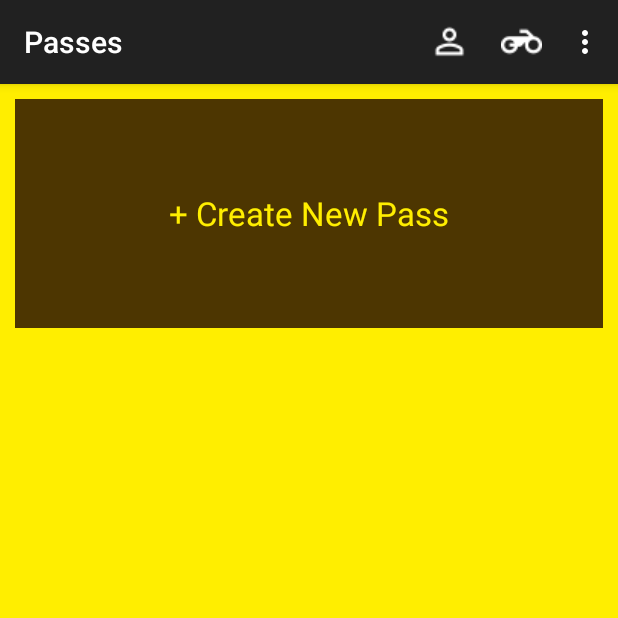
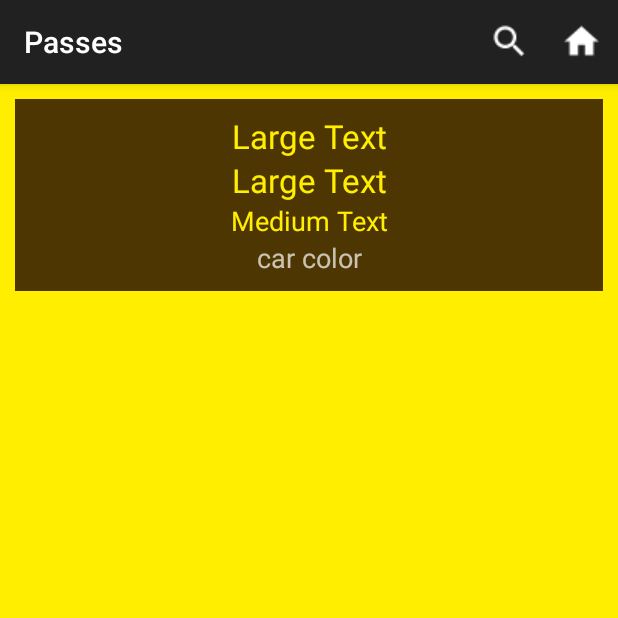
Before and after one commit to tyandjel/RowanParkingPassApp, an Android app: the PassesActivity screen opened directly, with no data from a screen before it, on a phone screen of 412 x 824 dp, the top half of it. Run offline under Robolectric (Android 15) with nearby library versions, the phone set to English and light mode, and no system bars; 8 statements that could not run were skipped.

Commit message:
Added some layouts and changes to the Pass Adapter and home page menu to allow parking people to search through passes (need to add call to server to get needed information and things).

```diff
--- a/RowanParkingPassApp/app/src/main/java/com/example/android/rowanparkingpass/Activities/BaseActivity.java
+++ b/RowanParkingPassApp/app/src/main/java/com/example/android/rowanparkingpass/Activities/BaseActivity.java
@@ -20,7 +20,8 @@ public abstract class BaseActivity extends AppCompatActivity {
         CREATE_VEHICLE,
         CREATE_DRIVER,
         SETTINGS,
-        LOGIN
+        LOGIN,
+        PASS_SEARCH
     }
 
     public static final String TAG = "tag";
--- a/RowanParkingPassApp/app/src/main/java/com/example/android/rowanparkingpass/Activities/ListViewActivities/ListActivity.java
+++ b/RowanParkingPassApp/app/src/main/java/com/example/android/rowanparkingpass/Activities/ListViewActivities/ListActivity.java
@@ -1,7 +1,7 @@
 package com.example.android.rowanparkingpass.Activities.ListViewActivities;
 
-import android.app.SearchManager;
-import android.content.Context;
+import android.app.AlertDialog;
+import android.content.DialogInterface;
 import android.content.Intent;
 import android.os.Bundle;
 import android.util.Log;
@@ -10,15 +10,12 @@ import android.view.MenuInflater;
 import android.view.MenuItem;
 import android.view.ViewTreeObserver;
 import android.widget.ListView;
-import android.widget.SearchView;
 import android.widget.Toast;
 
 import com.example.android.rowanparkingpass.Activities.BaseActivity;
 import com.example.android.rowanparkingpass.Activities.LoginPageActivity;
 import com.example.android.rowanparkingpass.Activities.SettingActivity;
-import com.example.android.rowanparkingpass.ArrayAdapter.DriverArrayAdapter;
 import com.example.android.rowanparkingpass.ArrayAdapter.ListViewArrayAdapter;
-import com.example.android.rowanparkingpass.ArrayAdapter.PassArrayAdapter;
 import com.example.android.rowanparkingpass.R;
 
 public abstract class ListActivity extends BaseActivity {
@@ -46,13 +43,14 @@ public abstract class ListActivity extends BaseActivity {
         }
         // wait for Child to be built
     }
-    public void loaded(){
+
+    public void loaded() {
         // Checks if the listView has finished loading in and then tells the adapter so it can stop animating things
         ViewTreeObserver observer = listView.getViewTreeObserver();
         observer.addOnGlobalLayoutListener(new ViewTreeObserver.OnGlobalLayoutListener() {
             @Override
             public void onGlobalLayout() {
-               adapter.setHasLoaded(true);
+                adapter.setHasLoaded(true);
                 Log.d("has Loaded", "List");
             }
         });
@@ -64,6 +62,8 @@ public abstract class ListActivity extends BaseActivity {
         if (currentMode != null) {
             if (currentMode.equals(mode.HOME_PAGE.name())) {
                 inflater.inflate(R.menu.menu_home_page, menu);
+            } else if (currentMode.equals(mode.PASS_SEARCH.name())) {
+                inflater.inflate(R.menu.menu_search_home, menu);
             } else if (currentMode.equals(mode.DRIVERS.name()) || currentMode.equals(mode.VEHICLES.name())) {
                 inflater.inflate(R.menu.menu_vehicles_drivers_page, menu);
             } else if (currentMode.equals(mode.DRIVERS_LIST.name()) || currentMode.equals(mode.VEHICLES_LIST.name())) {
@@ -101,6 +101,25 @@ public abstract class ListActivity extends BaseActivity {
                 startActivity(myIntent);
                 finish();
                 break;
+            // action with ID action_search_pass was selected
+            case R.id.action_search_pass:
+                //TODO: Will check to see if person logged in is allowed to search through passes. If so then go to search pass screen
+                AlertDialog.Builder alertDialog = new AlertDialog.Builder(this);
+                alertDialog.setTitle("Search Through Passes");
+                alertDialog.setMessage("Not functional yet");
+                alertDialog.setPositiveButton("OK", new DialogInterface.OnClickListener() {
+                    @Override
+                    public void onClick(DialogInterface dialog, int which) {
+                    }
+                });
+                alertDialog.setNegativeButton("Cancel", new DialogInterface.OnClickListener() {
+                    @Override
+                    public void onClick(DialogInterface dialog, int which) {
+                        // Do nothing
+                    }
+                });
+                alertDialog.show();
+                break;
             // action with ID action_settings was selected
             case R.id.action_settings:
                 Toast.makeText(this, "Settings selected", Toast.LENGTH_SHORT).show();
--- a/RowanParkingPassApp/app/src/main/java/com/example/android/rowanparkingpass/Activities/ListViewActivities/PassesActivity.java
+++ b/RowanParkingPassApp/app/src/main/java/com/example/android/rowanparkingpass/Activities/ListViewActivities/PassesActivity.java
@@ -28,11 +28,14 @@ public class PassesActivity extends ListActivity implements SearchView.OnQueryTe
     DatabaseHandlerPasses db;
     SearchView searchView;
     MenuItem searchMenuItem;
+    Intent pastIntent;
 
     @Override
     public void onCreate(Bundle savedInstanceState) {
         super.onCreate(savedInstanceState);
         db = new DatabaseHandlerPasses(getApplicationContext());
+        pastIntent = getIntent();
+        currentMode = pastIntent.getStringExtra(MODE);
         buildEventList(buildList());
         loaded();
     }
@@ -40,7 +43,11 @@ public class PassesActivity extends ListActivity implements SearchView.OnQueryTe
     @Override
     public boolean onCreateOptionsMenu(Menu menu) {
         MenuInflater inflator = getMenuInflater();
+        if (currentMode.equals(mode.HOME_PAGE.name())) {
             inflator.inflate(R.menu.menu_home_page, menu);
+        } else {
+            inflator.inflate(R.menu.menu_search_home, menu);
+        }
         //Will be used for searching through passes
 //        SearchManager searchManager = (SearchManager) getSystemService(Context.SEARCH_SERVICE);
 //        searchMenuItem = menu.findItem(R.id.action_search);
@@ -63,7 +70,12 @@ public class PassesActivity extends ListActivity implements SearchView.OnQueryTe
     }
 
     private List<Pass> buildList() {
-        ArrayList<Pass> listOfAllPasses = db.getRequestDetails();
+        ArrayList<Pass> listOfAllPasses = null;
+        if (currentMode.equals(mode.HOME_PAGE.name())) {
+            listOfAllPasses = db.getRequestDetails();
+        } else {
+            //TODO: Get list of Passes with just Nmae and Vehicle Info from server not local db
+        }
         Log.d(TAG, "BUILD LIST");
         if (listOfAllPasses == null) {
             listOfAllPasses = new ArrayList<>();
@@ -73,7 +85,11 @@ public class PassesActivity extends ListActivity implements SearchView.OnQueryTe
 
     private void buildEventList(List<Pass> passes) {
         listView = (ListView) findViewById(R.id.listView);
-        adapter = new PassArrayAdapter(passes, this);
+        if (currentMode.equals(mode.HOME_PAGE.name())) {
+            adapter = new PassArrayAdapter(passes, this, false);
+        } else {
+            adapter = new PassArrayAdapter(passes, this, true);
+        }
         listView.setAdapter(adapter);
         // Create a message handling object as an anonymous class.
         AdapterView.OnItemClickListener mMessageClickedHandler = new AdapterView.OnItemClickListener() {
@@ -84,6 +100,7 @@ public class PassesActivity extends ListActivity implements SearchView.OnQueryTe
 //                    searchMenuItem.collapseActionView();
 //                    searchView.setQuery("", false);
 //                }
+                if (currentMode.equals(mode.HOME_PAGE.name())) {
                     Intent intent;
                     if (position == 0) {
                         intent = new Intent(PassesActivity.this, DriversActivity.class);
@@ -96,6 +113,7 @@ public class PassesActivity extends ListActivity implements SearchView.OnQueryTe
                         startActivity(intent);
                     }
                 }
+            }
         };
         // checks what item in the listview was long clicked
         AdapterView.OnItemLongClickListener mMessageLongClickedHandler = new AdapterView.OnItemLongClickListener() {
@@ -105,6 +123,7 @@ public class PassesActivity extends ListActivity implements SearchView.OnQueryTe
 //                    searchMenuItem.collapseActionView();
 //                    searchView.setQuery("", false);
 //                }
+                if (currentMode.equals(mode.HOME_PAGE.name())) {
                     if (position != 0) {
                         final Pass pass = (Pass) listView.getItemAtPosition(position);
                         AlertDialog.Builder alertDialog = new AlertDialog.Builder(PassesActivity.this);
@@ -125,7 +144,9 @@ public class PassesActivity extends ListActivity implements SearchView.OnQueryTe
                         });
                         alertDialog.show();
                     }
+                }
                 return true;
+
             }
         };
         listView.setOnItemClickListener(mMessageClickedHandler);
@@ -133,7 +154,11 @@ public class PassesActivity extends ListActivity implements SearchView.OnQueryTe
     }
 
     private void makeAdapter(List<Pass> p) {
-        adapter = new PassArrayAdapter(p, this);
+        if (currentMode.equals(mode.HOME_PAGE.name())) {
+            adapter = new PassArrayAdapter(p, this, false);
+        } else {
+            adapter = new PassArrayAdapter(p, this, true);
+        }
         listView.setAdapter(adapter);
     }
 
--- a/RowanParkingPassApp/app/src/main/java/com/example/android/rowanparkingpass/Activities/PassActivity.java
+++ b/RowanParkingPassApp/app/src/main/java/com/example/android/rowanparkingpass/Activities/PassActivity.java
@@ -9,7 +9,6 @@ import android.widget.Button;
 import android.widget.DatePicker;
 import android.widget.EditText;
 import android.widget.TextView;
-import android.widget.Toast;
 
 import com.example.android.rowanparkingpass.Activities.ListViewActivities.DriversActivity;
 import com.example.android.rowanparkingpass.Activities.ListViewActivities.PassesActivity;
@@ -60,10 +59,8 @@ public class PassActivity extends BaseActivity implements View.OnClickListener {
 
         pass = (Pass) pastIntent.getSerializableExtra("Pass");
         if (pass == null) {
-       driver = (Driver) pastIntent.getSerializableExtra("Driver");
-      vehicle = (Vehicle) pastIntent.getSerializableExtra("Vehicle");
-           // driver = new Driver(1, "Tyler", "Andjel", "13 Yorktown Dr.", "Glassboro", "New Jersey", "08088");
-           // vehicle = new Vehicle(1, "Hyndai", "Sonota", 2007, "0", "New Jersey", "125ABC");
+            driver = (Driver) pastIntent.getSerializableExtra("Driver");
+            vehicle = (Vehicle) pastIntent.getSerializableExtra("Vehicle");
         } else {
             driver = pass.getDriver();
             vehicle = pass.getVehicle();
--- a/RowanParkingPassApp/app/src/main/java/com/example/android/rowanparkingpass/ArrayAdapter/PassArrayAdapter.java
+++ b/RowanParkingPassApp/app/src/main/java/com/example/android/rowanparkingpass/ArrayAdapter/PassArrayAdapter.java
@@ -21,13 +21,15 @@ public class PassArrayAdapter extends ListViewArrayAdapter {
 
     private Context context;
     LayoutInflater myInflater;
+    boolean searchMode;
 
     private int layout = R.layout.view_recent_pass; // current layout to use
 
     /**
      * This  is for creating the content for a list of passesList listview
      */
-    public PassArrayAdapter(List<Pass> l, Context c) {
+    public PassArrayAdapter(List<Pass> l, Context c, boolean searchMode) {
+        this.searchMode = searchMode;
         if (!l.isEmpty()) {
             makePassesList(l);
 
@@ -116,8 +118,13 @@ public class PassArrayAdapter extends ListViewArrayAdapter {
      */
     public View getView(int position, View convertView, ViewGroup parent) {
 
+
         if (convertView == null) {
+            if (searchMode) {
+                convertView = myInflater.inflate(R.layout.view_passes, parent, false);
+            } else {
                 convertView = myInflater.inflate(R.layout.view_recent_pass, parent, false);
+            }
         }
         TextView newPass = (TextView) convertView.findViewById(R.id.new_pass_text_view);
         TextView driverName = (TextView) convertView.findViewById(R.id.driver_text_view);
@@ -129,6 +136,14 @@ public class PassArrayAdapter extends ListViewArrayAdapter {
         TextView carColorText = (TextView) convertView.findViewById(R.id.car_color_text);
         //String [] lArr = new String[list.size()];
         // lArr=list.toArray(lArr); not needed
+        if (searchMode) {
+            Pass cPass = filteredPassesList.get(position);
+            driverName.setText(cPass.getDriver().getName());
+            car.setText(cPass.getVehicle().getYear() + " " + cPass.getVehicle().getMake() + " " + cPass.getVehicle().getModel());
+            color.setBackgroundColor(Integer.parseInt(cPass.getVehicle().getColor()));
+            color.setTextColor(Integer.parseInt(cPass.getVehicle().getColor()));
+            plate.setText(cPass.getVehicle().getVehicleState() + " " + cPass.getVehicle().getLicensePlate());
+        } else {
             if (position == 0) {
                 newPass.setText("+ Create New Pass");
                 driverName.setText("");
@@ -149,6 +164,7 @@ public class PassArrayAdapter extends ListViewArrayAdapter {
                 color.setBackgroundColor(Integer.parseInt(cPass.getVehicle().getColor()));
                 color.setTextColor(Integer.parseInt(cPass.getVehicle().getColor()));
                 plate.setText(cPass.getVehicle().getVehicleState() + " " + cPass.getVehicle().getLicensePlate());
+            }
         }
         return animateList(position, convertView);
     }
--- /dev/null
+++ b/RowanParkingPassApp/app/src/main/res/layout/view_passes.xml
@@ -0,0 +1,68 @@
+<?xml version="1.0" encoding="utf-8"?>
+<RelativeLayout xmlns:android="http://schemas.android.com/apk/res/android"
+    android:layout_width="match_parent"
+    android:layout_height="match_parent"
+    android:background="@color/listViewObjects"
+    android:elevation="5dp"
+    android:orientation="vertical"
+    android:paddingBottom="10dp"
+    android:paddingLeft="15dp"
+    android:paddingRight="15dp"
+    android:paddingTop="10dp">
+
+    <TextView
+        android:id="@+id/driver_text_view"
+        android:layout_width="wrap_content"
+        android:layout_height="wrap_content"
+        android:layout_alignParentLeft="true"
+        android:layout_alignParentStart="true"
+        android:layout_alignParentTop="true"
+        android:text="Large Text"
+        android:textAppearance="?android:attr/textAppearanceLarge"
+        android:textColor="@color/textColor"
+        android:layout_alignRight="@+id/car_color"
+        android:layout_alignEnd="@+id/car_color"
+        android:gravity="center_horizontal" />
+
+    <TextView
+        android:id="@+id/car_text_view"
+        android:layout_width="wrap_content"
+        android:layout_height="wrap_content"
+        android:layout_alignParentLeft="true"
+        android:layout_alignParentStart="true"
+        android:text="Large Text"
+        android:textAppearance="?android:attr/textAppearanceLarge"
+        android:textColor="@color/textColor"
+        android:layout_below="@+id/driver_text_view"
+        android:layout_alignRight="@+id/driver_text_view"
+        android:layout_alignEnd="@+id/driver_text_view"
+        android:gravity="center_horizontal" />
+
+    <TextView
+        android:id="@+id/car_color"
+        android:layout_width="wrap_content"
+        android:layout_height="wrap_content"
+        android:gravity="center_horizontal"
+        android:text="car color"
+        android:textAppearance="?android:attr/textAppearanceMedium"
+        android:layout_below="@+id/plate_text_view"
+        android:layout_alignParentRight="true"
+        android:layout_alignParentEnd="true"
+        android:layout_alignParentLeft="true"
+        android:layout_alignParentStart="true" />
+
+    <TextView
+        android:id="@+id/plate_text_view"
+        android:layout_width="wrap_content"
+        android:layout_height="wrap_content"
+        android:layout_alignParentLeft="true"
+        android:layout_alignParentStart="true"
+        android:layout_below="@+id/car_text_view"
+        android:text="Medium Text"
+        android:textAppearance="?android:attr/textAppearanceMedium"
+        android:textColor="@color/textColor"
+        android:layout_alignParentRight="true"
+        android:layout_alignParentEnd="true"
+        android:gravity="center_horizontal" />
+
+</RelativeLayout>
--- a/RowanParkingPassApp/app/src/main/res/menu/menu_home_page.xml
+++ b/RowanParkingPassApp/app/src/main/res/menu/menu_home_page.xml
@@ -7,14 +7,21 @@
         android:icon="@drawable/ic_perm_identity_white_18dp"
         android:orderInCategory="100"
         android:title="@string/menu_drivers"
-        app:showAsAction="ifRoom" />
+        app:showAsAction="always" />
 
     <item
         android:id="@+id/action_vehicles"
         android:icon="@drawable/ic_motorcycle_white_18dp"
         android:orderInCategory="100"
         android:title="@string/menu_vehicles"
-        app:showAsAction="ifRoom" />
+        app:showAsAction="always" />
+
+    <item
+        android:id="@+id/action_search_pass"
+        android:icon="@drawable/ic_pass_search"
+        android:orderInCategory="100"
+        android:title="@string/menu_pass_search"
+        app:showAsAction="always" />
 
     <item
         android:id="@+id/action_settings"
--- /dev/null
+++ b/RowanParkingPassApp/app/src/main/res/menu/menu_search_home.xml
@@ -0,0 +1,20 @@
+<?xml version="1.0" encoding="utf-8"?>
+<menu xmlns:android="http://schemas.android.com/apk/res/android"
+    xmlns:app="http://schemas.android.com/apk/res-auto">
+
+    <item
+        android:id="@+id/action_search"
+        android:icon="@drawable/ic_search_white_18dp"
+        android:orderInCategory="100"
+        android:title="@string/menu_search"
+        app:actionViewClass="android.widget.SearchView"
+        app:showAsAction="collapseActionView|ifRoom" />
+
+    <item
+        android:id="@+id/action_home"
+        android:icon="@drawable/ic_home_white_18dp"
+        android:orderInCategory="100"
+        android:title="@string/menu_home"
+        app:showAsAction="always" />
+
+</menu>
--- a/RowanParkingPassApp/app/src/main/res/values/strings.xml
+++ b/RowanParkingPassApp/app/src/main/res/values/strings.xml
@@ -54,6 +54,7 @@
     <string name="menu_settings">Settings</string>
     <string name="menu_logout">Logout</string>
     <string name="menu_search">Search</string>
+    <string name="menu_pass_search">Pass Search</string>
     <string name="menu_delete">Delete</string>
     <string name="menu_home">Main Menu</string>
 
```
Also changed, not shown: RowanParkingPassApp/app/src/main/res/drawable/ic_pass_search.png (added). Lines whose indentation alone changed are shown as unchanged.
